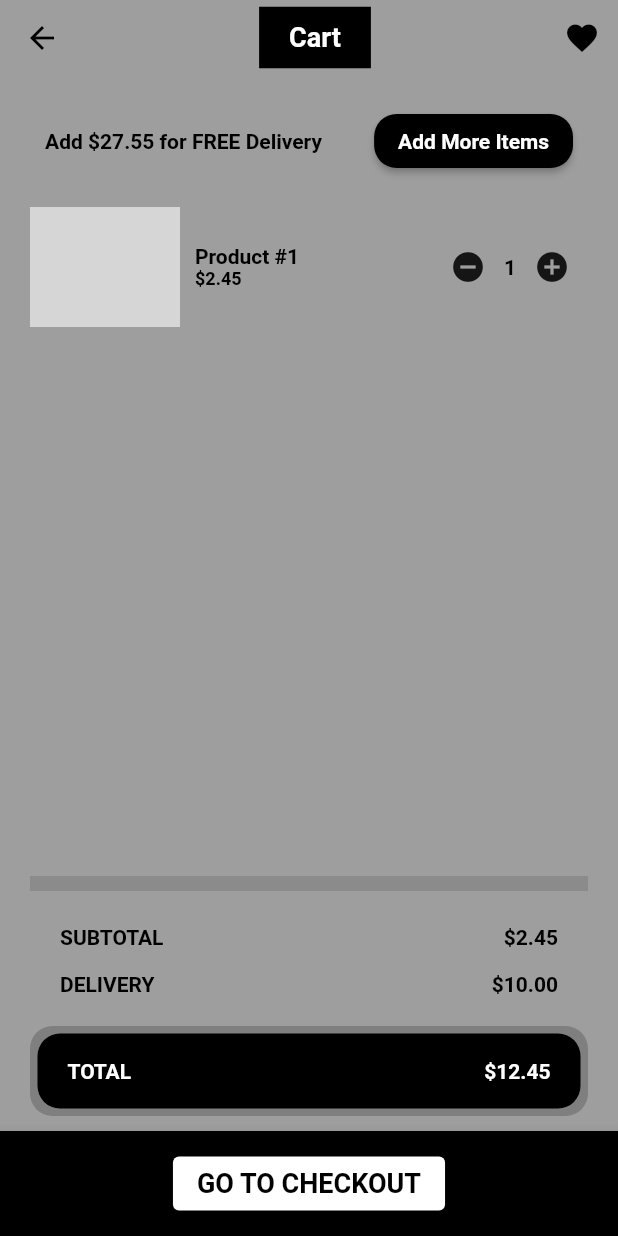
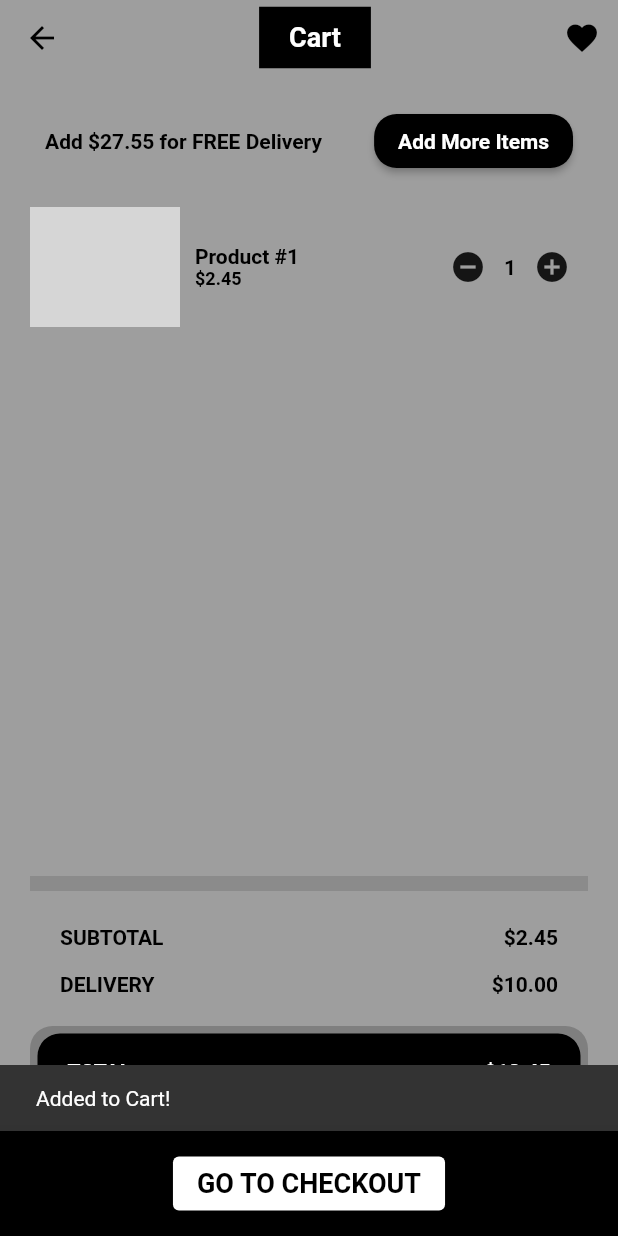
Before and after one commit to Danzo-bit/E-Com, a Flutter app: the ProductScreen screen opened directly with sample values from the repository, item 2 of the bottom bar chosen, after a tap on the "favorite" icon, after a tap on "ADD TO CART", on a phone screen of 412 x 824 dp. Run offline on Flutter 3.47's test engine with Material 2 defaults, Android fonts, the phone set to English and light mode, and no system bars; our stand-ins replace bloc, carousel_slider, equatable, flutter_bloc; network calls fail; grey boxes are pictures that could not be loaded.

Commit message:
modified cart data using Map e15

```diff
--- a/lib/main.dart
+++ b/lib/main.dart
@@ -1,6 +1,5 @@
 import 'package:flutter/material.dart';
 import 'package:flutter_bloc/flutter_bloc.dart';
-import 'package:intl/intl.dart';
 import 'package:my_app/blocs/cart/cart_bloc.dart';
 import 'package:my_app/config/app_router.dart';
 import 'package:my_app/config/theme.dart';
@@ -24,7 +23,7 @@ class MyApp extends StatelessWidget {
       ],
       child: MaterialApp(
         debugShowCheckedModeBanner: false,
-        title: "E-Shop",
+        title: "e-Shop",
         theme: theme(),
         onGenerateRoute: AppRouter.onGenerateRoute,
         initialRoute: SplashScreen.routeName,
--- a/lib/models/cart_model.dart
+++ b/lib/models/cart_model.dart
@@ -21,7 +21,7 @@ class Cart extends Equatable{
 
 //getting delivery fee
   String get deliveryFeeString => deliveryFee(subtotal).toStringAsFixed(2);
-  //geting total fee
+  //getting total fee
   double get totalFee => subtotal + deliveryFee(subtotal);
 
   String freeDelivery(subtotal){
@@ -43,4 +43,18 @@ class Cart extends Equatable{
   @override
   List<Object?> get props => [products];
 
+  Map productQuantity(products){
+    var quantity = {};
+
+    products.forEach((product){
+      if(!quantity.containsKey(product)){
+        quantity[product] = 1;
+      }else{
+        quantity[product] += 1;
+      }
+    });
+
+    return quantity;
+  }
+
 }
--- a/lib/screens/cart/cart_screen.dart
+++ b/lib/screens/cart/cart_screen.dart
@@ -80,9 +80,11 @@ class CartScreen extends StatelessWidget {
                         SizedBox(
                           height: 400,
                           child: ListView.builder(
-                              itemCount: state.cart.products.length,
+                              itemCount: state.cart.productQuantity(state.cart.products).keys.length,
                               itemBuilder: (context, index){
-                                return CartProductCard(product: state.cart.products[index]);
+                                return CartProductCard(
+                                    product: state.cart.productQuantity(state.cart.products).keys.elementAt(index),
+                                  quantity: state.cart.productQuantity(state.cart.products).values.elementAt(index),);
                               }),
                         ),
                       ],
--- a/lib/screens/home/home_screen.dart
+++ b/lib/screens/home/home_screen.dart
@@ -8,7 +8,7 @@ class HomeScreen extends StatelessWidget {
   @override
   Widget build(BuildContext context) {
     return Scaffold(
-        appBar: CustomAppBar(title: 'E-shop'),
+        appBar: CustomAppBar(title: 'E-shop', automaticallyImplyLeading: false,),
         bottomNavigationBar: CustomNavBar(),
         body: Column(
           children: [
--- a/lib/screens/product/product_screen.dart
+++ b/lib/screens/product/product_screen.dart
@@ -55,6 +55,9 @@ class ProductScreen extends StatelessWidget {
                       onPressed: () {
                         context.read<CartBloc>().add(CartProductAdded(product: product));
                         Navigator.pushNamed(context, CartScreen.routeName);
+                        const snackbar =
+                        SnackBar(content: Text('Added to Cart!'));
+                        ScaffoldMessenger.of(context).showSnackBar(snackbar);
                       },
                       child: Text(
                         'ADD TO CART',
--- a/lib/screens/wishlist/wishlist_screen.dart
+++ b/lib/screens/wishlist/wishlist_screen.dart
@@ -1,6 +1,5 @@
 import 'package:flutter/material.dart';
 import 'package:flutter_bloc/flutter_bloc.dart';
-import 'package:my_app/models/models.dart';
 import '../../blocs/wishlist/wishlist_bloc.dart';
 import '../../widgets/widgets.dart';
 
--- a/lib/widgets/cart_product_card.dart
+++ b/lib/widgets/cart_product_card.dart
@@ -9,9 +9,11 @@ import '../models/product_model.dart';
 class CartProductCard extends StatelessWidget {
 
   final Product product;
+  final int quantity;
   const CartProductCard({
     Key? key,
-    required this.product
+    required this.product,
+    required this.quantity
   }) : super(key: key);
 
   @override
@@ -50,7 +52,7 @@ class CartProductCard extends StatelessWidget {
                 context.read<CartBloc>().add(CartProductRemoved(product: product));
               }, icon: Icon(Icons.remove_circle)),
               Text(
-                '1',
+                "$quantity",
                 style: Theme.of(context).textTheme.headline5,
               ),
               IconButton(onPressed: (){
--- a/lib/widgets/custom_appbar.dart
+++ b/lib/widgets/custom_appbar.dart
@@ -3,12 +3,14 @@ import 'package:flutter/material.dart';
 
 class CustomAppBar extends StatelessWidget with PreferredSizeWidget{
   final String title;
-  const CustomAppBar({Key? key, required this.title}) : super(key: key);
+  final bool automaticallyImplyLeading;
+ const CustomAppBar({Key? key, required this.title, this.automaticallyImplyLeading = true}) : super(key: key);
 
 
   @override
   Widget build(BuildContext context) {
     return AppBar(
+      automaticallyImplyLeading: automaticallyImplyLeading,
       backgroundColor: Colors.transparent,
       elevation: 0,
       title: Align(
--- a/lib/widgets/product_card.dart
+++ b/lib/widgets/product_card.dart
@@ -89,6 +89,9 @@ class ProductCard extends StatelessWidget {
                             child: IconButton(
                                 onPressed: () {
                                   context.read<CartBloc>().add(CartProductAdded(product: product));
+                                  const snackbar =
+                                  SnackBar(content: Text('Added to Cart!'));
+                                  ScaffoldMessenger.of(context).showSnackBar(snackbar);
                                 },
                                 icon: const Icon(
                                   Icons.add_circle,
```
Also changed, not shown: 1 other file.
